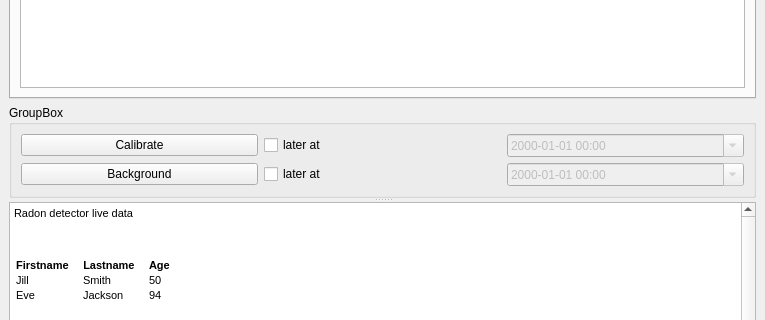
Above: ui/main_window.ui from anstoradonlab/radon-monitor-gui before the change; both pictures show x 0 to 765 and y 229 to 549 of the 765 by 920 pixel window. Below: the same form after it.
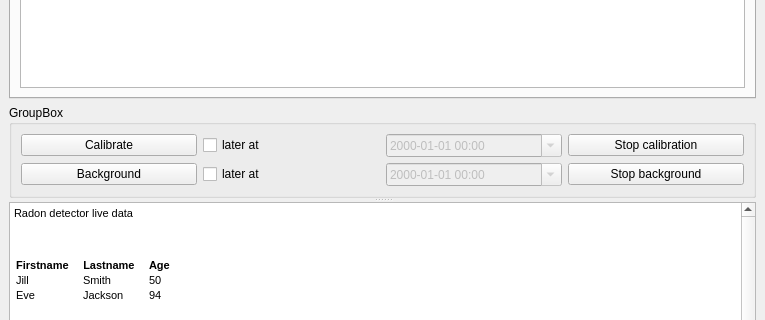
That is the form after the change. Custom widgets are drawn as their Qt base class.

Diff of the .ui file:
```diff
--- a/ui/main_window.ui
+++ b/ui/main_window.ui
@@ -138,6 +138,20 @@
              </property>
             </widget>
            </item>
+           <item row="0" column="3">
+            <widget class="QPushButton" name="stopCalPushButton">
+             <property name="text">
+              <string>Stop calibration</string>
+             </property>
+            </widget>
+           </item>
+           <item row="1" column="3">
+            <widget class="QPushButton" name="stopBgPushButton">
+             <property name="text">
+              <string>Stop background</string>
+             </property>
+            </widget>
+           </item>
           </layout>
          </widget>
         </item>
```
Left out of the diff: 22 changed lines with no effect on the pictures.
